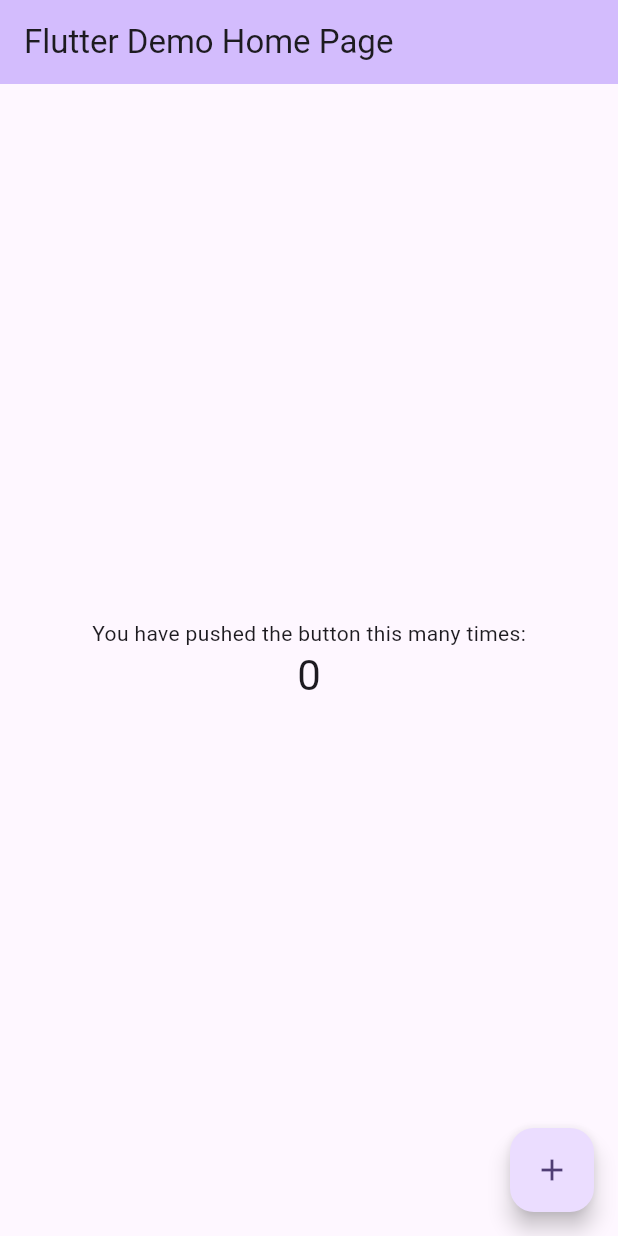
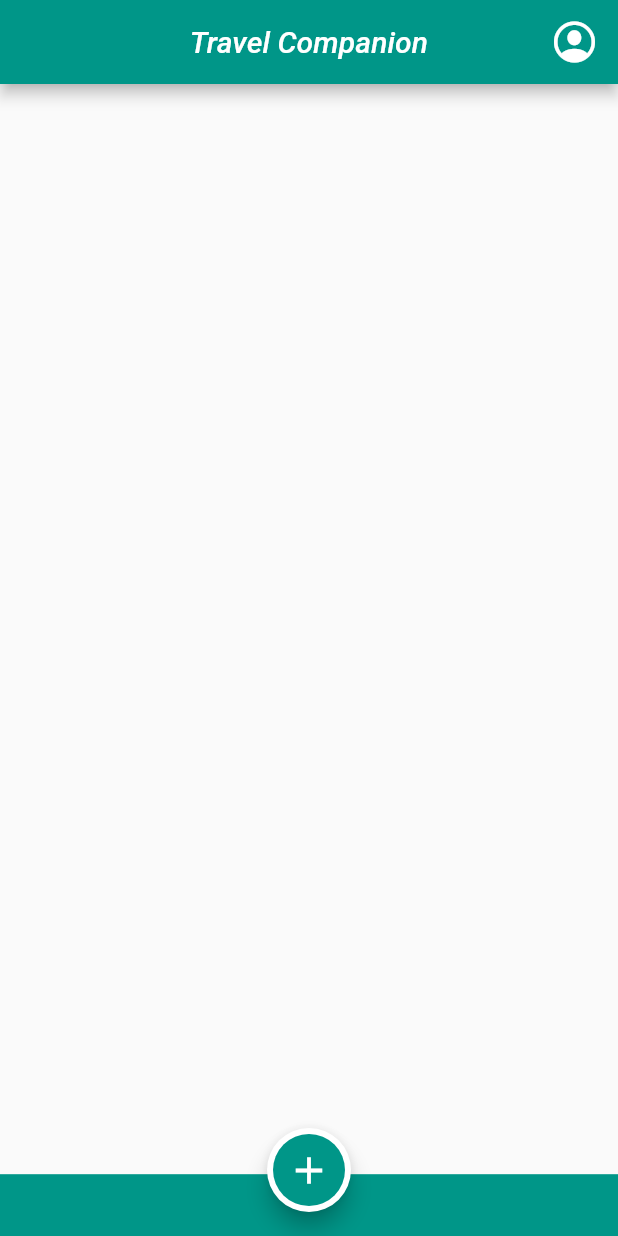
Before and after one commit to naman280104/Travel_Companion, a Flutter app: the screen it shows after launch, on a phone screen of 412 x 824 dp. Run offline on Flutter 3.47's test engine with Material 2 defaults, Android fonts, the phone set to English and light mode, and no system bars; our stand-ins replace sign_in_button.

Commit message:
Loading page and some MainPage UI done

```diff
--- a/analysis_options.yaml
+++ b/analysis_options.yaml
@@ -24,6 +24,7 @@ linter:
   rules:
     # avoid_print: false  # Uncomment to disable the `avoid_print` rule
     # prefer_single_quotes: true  # Uncomment to enable the `prefer_single_quotes` rule
+    prefer_const_constructor:false
 
 # Additional information about this file can be found at
 # https://dart.dev/guides/language/analysis-options
--- a/lib/main.dart
+++ b/lib/main.dart
@@ -1,4 +1,6 @@
 import 'package:flutter/material.dart';
+import 'package:travel_companion/loading_screen.dart';
+import 'package:travel_companion/mainpage.dart';
 
 void main() {
   runApp(const MyApp());
@@ -11,115 +13,11 @@ class MyApp extends StatelessWidget {
   @override
   Widget build(BuildContext context) {
     return MaterialApp(
-      title: 'Flutter Demo',
+      debugShowCheckedModeBanner: false,
       theme: ThemeData(
-        // This is the theme of your application.
-        //
-        // TRY THIS: Try running your application with "flutter run". You'll see
-        // the application has a blue toolbar. Then, without quitting the app,
-        // try changing the seedColor in the colorScheme below to Colors.green
-        // and then invoke "hot reload" (save your changes or press the "hot
-        // reload" button in a Flutter-supported IDE, or press "r" if you used
-        // the command line to start the app).
-        //
-        // Notice that the counter didn't reset back to zero; the application
-        // state is not lost during the reload. To reset the state, use hot
-        // restart instead.
-        //
-        // This works for code too, not just values: Most code changes can be
-        // tested with just a hot reload.
-        colorScheme: ColorScheme.fromSeed(seedColor: Colors.deepPurple),
-        useMaterial3: true,
+        primarySwatch: Colors.teal
       ),
-      home: const MyHomePage(title: 'Flutter Demo Home Page'),
+      home: MainPage(),
     );
   }
 }
-
-class MyHomePage extends StatefulWidget {
-  const MyHomePage({super.key, required this.title});
-
-  // This widget is the home page of your application. It is stateful, meaning
-  // that it has a State object (defined below) that contains fields that affect
-  // how it looks.
-
-  // This class is the configuration for the state. It holds the values (in this
-  // case the title) provided by the parent (in this case the App widget) and
-  // used by the build method of the State. Fields in a Widget subclass are
-  // always marked "final".
-
-  final String title;
-
-  @override
-  State<MyHomePage> createState() => _MyHomePageState();
-}
-
-class _MyHomePageState extends State<MyHomePage> {
-  int _counter = 0;
-
-  void _incrementCounter() {
-    setState(() {
-      // This call to setState tells the Flutter framework that something has
-      // changed in this State, which causes it to rerun the build method below
-      // so that the display can reflect the updated values. If we changed
-      // _counter without calling setState(), then the build method would not be
-      // called again, and so nothing would appear to happen.
-      _counter++;
-    });
-  }
-
-  @override
-  Widget build(BuildContext context) {
-    // This method is rerun every time setState is called, for instance as done
-    // by the _incrementCounter method above.
-    //
-    // The Flutter framework has been optimized to make rerunning build methods
-    // fast, so that you can just rebuild anything that needs updating rather
-    // than having to individually change instances of widgets.
-    return Scaffold(
-      appBar: AppBar(
-        // TRY THIS: Try changing the color here to a specific color (to
-        // Colors.amber, perhaps?) and trigger a hot reload to see the AppBar
-        // change color while the other colors stay the same.
-        backgroundColor: Theme.of(context).colorScheme.inversePrimary,
-        // Here we take the value from the MyHomePage object that was created by
-        // the App.build method, and use it to set our appbar title.
-        title: Text(widget.title),
-      ),
-      body: Center(
-        // Center is a layout widget. It takes a single child and positions it
-        // in the middle of the parent.
-        child: Column(
-          // Column is also a layout widget. It takes a list of children and
-          // arranges them vertically. By default, it sizes itself to fit its
-          // children horizontally, and tries to be as tall as its parent.
-          //
-          // Column has various properties to control how it sizes itself and
-          // how it positions its children. Here we use mainAxisAlignment to
-          // center the children vertically; the main axis here is the vertical
-          // axis because Columns are vertical (the cross axis would be
-          // horizontal).
-          //
-          // TRY THIS: Invoke "debug painting" (choose the "Toggle Debug Paint"
-          // action in the IDE, or press "p" in the console), to see the
-          // wireframe for each widget.
-          mainAxisAlignment: MainAxisAlignment.center,
-          children: <Widget>[
-            const Text(
-              'You have pushed the button this many times:',
-            ),
-            Text(
-              '$_counter',
-              style: Theme.of(context).textTheme.headlineMedium,
-            ),
-          ],
-        ),
-      ),
-      floatingActionButton: FloatingActionButton(
-        onPressed: _incrementCounter,
-        tooltip: 'Increment',
-        child: const Icon(Icons.add),
-      ), // This trailing comma makes auto-formatting nicer for build methods.
-    );
-  }
-}
--- /dev/null
+++ b/lib/mainpage.dart
@@ -0,0 +1,59 @@
+import 'package:flutter/cupertino.dart';
+import 'package:flutter/material.dart';
+
+class MainPage extends StatefulWidget {
+  const MainPage({super.key});
+
+  @override
+  State<MainPage> createState() => _MainPageState();
+}
+
+class _MainPageState extends State<MainPage> {
+  @override
+  Widget build(BuildContext context) {
+    var screenheight = MediaQuery.of(context).size.height;
+    var screenwidth = MediaQuery.of(context).size.width;
+    return Scaffold(
+      appBar: AppBar(
+        centerTitle: true,
+        title: Text("Travel Companion",style: TextStyle(fontStyle: FontStyle.italic),),
+        actions: [
+          IconButton(
+            padding: EdgeInsets.fromLTRB(0, 0, 10, 0),
+            onPressed: (){},
+            icon: Icon(CupertinoIcons.profile_circled,size: 32,)),
+        ],
+      ),
+      body: Container(
+        child: Column(
+          children: [
+            Expanded(
+              child: SingleChildScrollView(),
+            ),
+            Container(
+              width: double.infinity,
+              height: screenheight*0.05,
+              color: Colors.teal,
+              )
+          ],
+        ),
+      ),
+      floatingActionButtonLocation: FloatingActionButtonLocation.centerFloat,
+      floatingActionButton: FloatingActionButton(
+        backgroundColor: Colors.white,
+        onPressed: (){},
+        child: Container(
+          margin: EdgeInsets.all(2),
+          decoration: BoxDecoration(
+            color: Colors.teal,
+            borderRadius: BorderRadius.circular(100)
+          ),
+          child: IconButton(
+            onPressed: (){},
+            icon: Icon(Icons.add,size: 30,)
+            ),
+        ),
+      ),
+    );
+  }
+}
```
Also changed, not shown: lib/loading_screen.dart (added, +65 -0 lines), pubspec.yaml (+4 -3 lines), assets/images/travel_companion.png (added), pubspec.lock, 1 other file.
